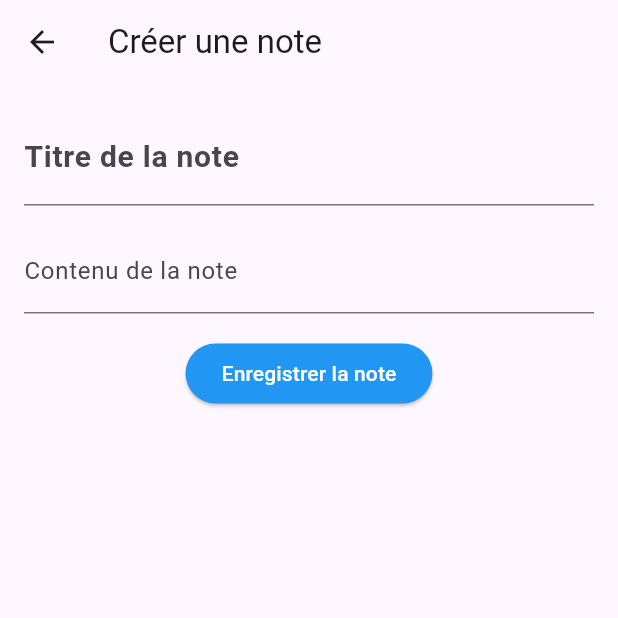
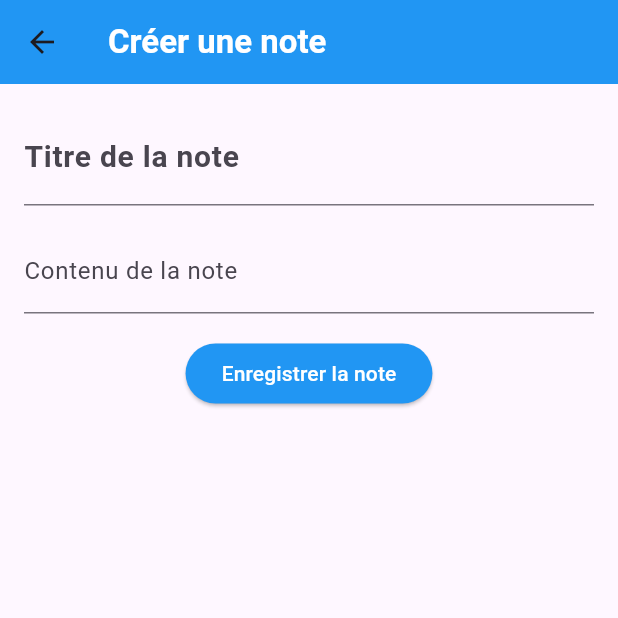
Before and after one commit to Nickos0695/test, a Flutter app: the screen it shows after launch, after a tap on the "add" icon, on a phone screen of 412 x 824 dp, the top half of it. Run offline on Flutter 3.47's test engine with Material 3 defaults, Android fonts, the phone set to English and light mode, and no system bars; network calls fail.

Commit message:
edit front

```diff
--- a/frontend/my_notes/lib/screens/create_note.dart
+++ b/frontend/my_notes/lib/screens/create_note.dart
@@ -43,7 +43,8 @@ class _CreateNoteState extends State<CreateNote> {
   Widget build(BuildContext context) {
     return Scaffold(
       appBar: AppBar(
-        title: const Text('Créer une note'),
+        title: const Text('Créer une note', style: TextStyle(color: Colors.white, fontWeight: FontWeight.bold)),
+        backgroundColor: Colors.blue,
       ),
        body: Padding(
         padding: const EdgeInsets.all(16.0),
--- a/frontend/my_notes/lib/screens/detail_note.dart
+++ b/frontend/my_notes/lib/screens/detail_note.dart
@@ -53,7 +53,8 @@ class _DetailNoteState extends State<DetailNote> {
   Widget build(BuildContext context) {
     return Scaffold(
       appBar: AppBar(
-        title: const Text('Détail de la note'),
+        title: const Text('Détail de la note', style: TextStyle(color: Colors.white, fontWeight: FontWeight.bold)),
+        backgroundColor: Colors.blue,
       ),
       body: Padding(
         padding: const EdgeInsets.all(16.0),
--- a/frontend/my_notes/lib/screens/home_screen.dart
+++ b/frontend/my_notes/lib/screens/home_screen.dart
@@ -39,7 +39,8 @@ class _HomeScreenState extends State<HomeScreen> {
   Widget build(BuildContext context) {
     return Scaffold(
       appBar: AppBar(
-        title: const Text('My Notes'),
+        title: const Text('My Notes', style: TextStyle(color: Colors.white, fontWeight: FontWeight.bold)),
+        backgroundColor: Colors.blue,
       ),
       body: ListView.builder(
         padding: const EdgeInsets.all(16.0),
```
